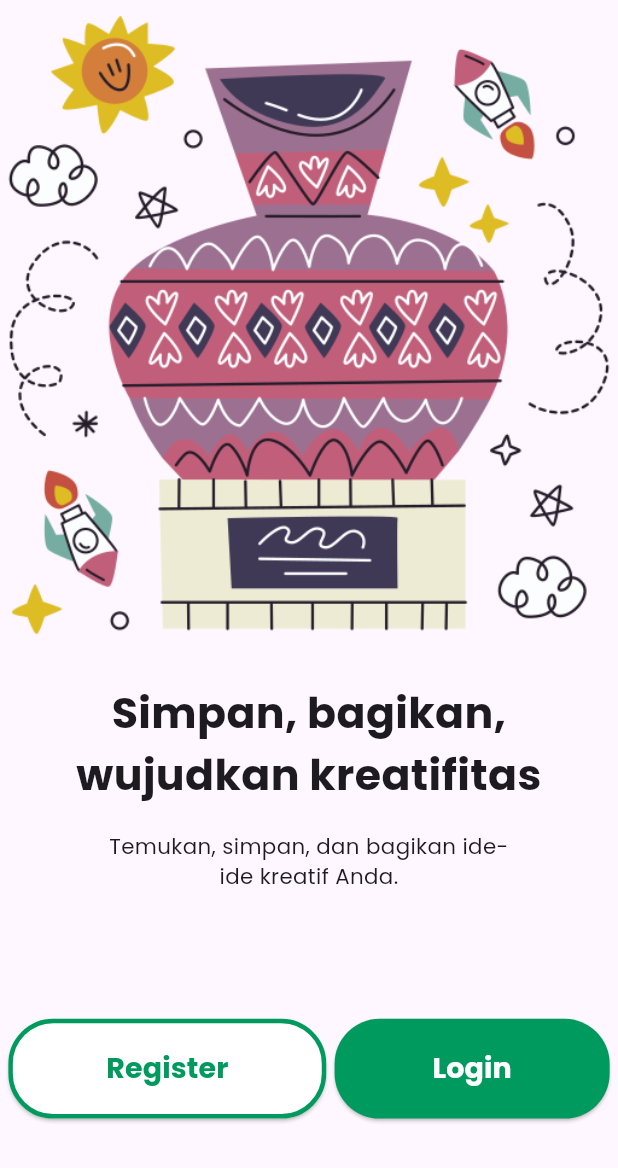
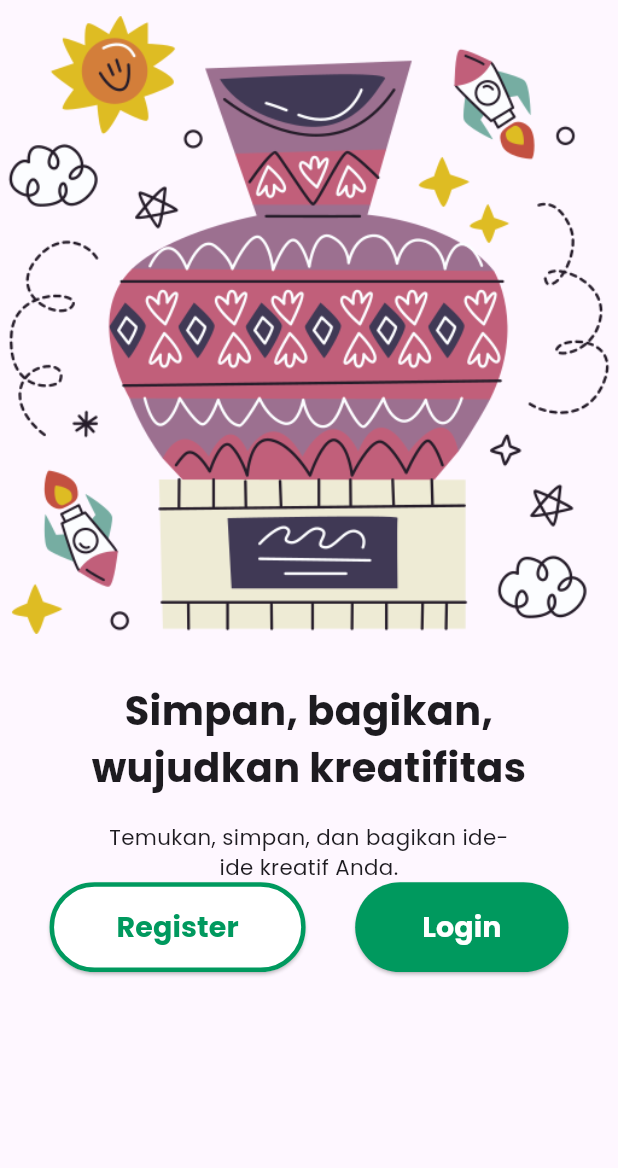
Before and after one commit to Ratih-Shinta/Inrest-App, a Flutter app: the LandingPageView screen opened by its route, on a phone screen of 412 x 824 dp, the part 68-1236 px from its top. Run offline on Flutter 3.47's test engine with Material 3 defaults, Android fonts, the phone set to English and light mode, and no system bars; our stand-ins replace get, google_fonts; network calls fail.

Commit message:
fifth commit

```diff
--- a/lib/app/pages/landing_page/views/landing_page_view.dart
+++ b/lib/app/pages/landing_page/views/landing_page_view.dart
@@ -30,6 +30,7 @@ class LandingPageView extends GetView<LandingPageController> {
           child: Column(
         children: [
           Flexible(
+              child: FittedBox(
             child: Column(
               children: [
                 Container(
@@ -56,6 +57,7 @@ class LandingPageView extends GetView<LandingPageController> {
                   ),
                 ),
               ],
+            ),
           )),
           Padding(
               padding: EdgeInsets.only(
@@ -74,8 +76,8 @@ class LandingPageView extends GetView<LandingPageController> {
                             )),
                         child: Padding(
                           padding: EdgeInsets.symmetric(
-                              horizontal: sizeWidth * 0.1,
-                              vertical: sizeHeight * 0.024),
+                              horizontal: sizeWidth * 0.05,
+                              vertical: sizeHeight * 0.02),
                           child: Text(
                             "Register",
                             style: registerLandingPage,
@@ -91,8 +93,8 @@ class LandingPageView extends GetView<LandingPageController> {
                       ),
                       child: Padding(
                         padding: EdgeInsets.symmetric(
-                            horizontal: sizeWidth * 0.1,
-                            vertical: sizeHeight * 0.024),
+                            horizontal: sizeWidth * 0.05,
+                            vertical: sizeHeight * 0.02),
                         child: Text(
                           "Login",
                           style: loginLandingPage,
--- a/lib/app/pages/on_boarding/view/widgets/on_boarding_content.dart
+++ b/lib/app/pages/on_boarding/view/widgets/on_boarding_content.dart
@@ -15,7 +15,8 @@ class OnBoardingContent extends StatelessWidget {
 
   @override
   Widget build(BuildContext context) {
-    return Column(
+    return FittedBox(
+      child: Column(
         children: [
           Container(
             width: sizeWidth,
@@ -39,6 +40,7 @@ class OnBoardingContent extends StatelessWidget {
             ),
           ),
         ],
+      ),
     );
   }
 }
--- a/lib/themes/text_style_themes/on_boarding_themes.dart
+++ b/lib/themes/text_style_themes/on_boarding_themes.dart
@@ -3,7 +3,7 @@ import 'package:google_fonts/google_fonts.dart';
 import 'package:inrest_app/themes/default_themes.dart';
 
 TextStyle tittleOnBoarding = GoogleFonts.poppins(
-  fontSize: figmaFontsize(30),
+  fontSize: figmaFontsize(28),
   fontWeight: FontWeight.bold,
 );
 
```
Also changed, not shown: lib/app/models/photos_model/photos_model.dart (+11 -3 lines), lib/app/pages/home_page/controllers/home_page_controller.dart (+5 -2 lines), lib/app/pages/home_page/views/home_page_view.dart (+16 -5 lines), lib/app/pages/login_page/views/widgets/or_login_page_widget.dart (+4 -6 lines), lib/app/pages/on_boarding/view/on_boarding_view.dart (+1 -26 lines), lib/app/pages/register_page/views/widgets/or_register_page_widget.dart (+4 -6 lines), lib/app/pages/splash_screen/view/splash_screen_view.dart (+2 -9 lines). Lines whose indentation alone changed are shown as unchanged.
